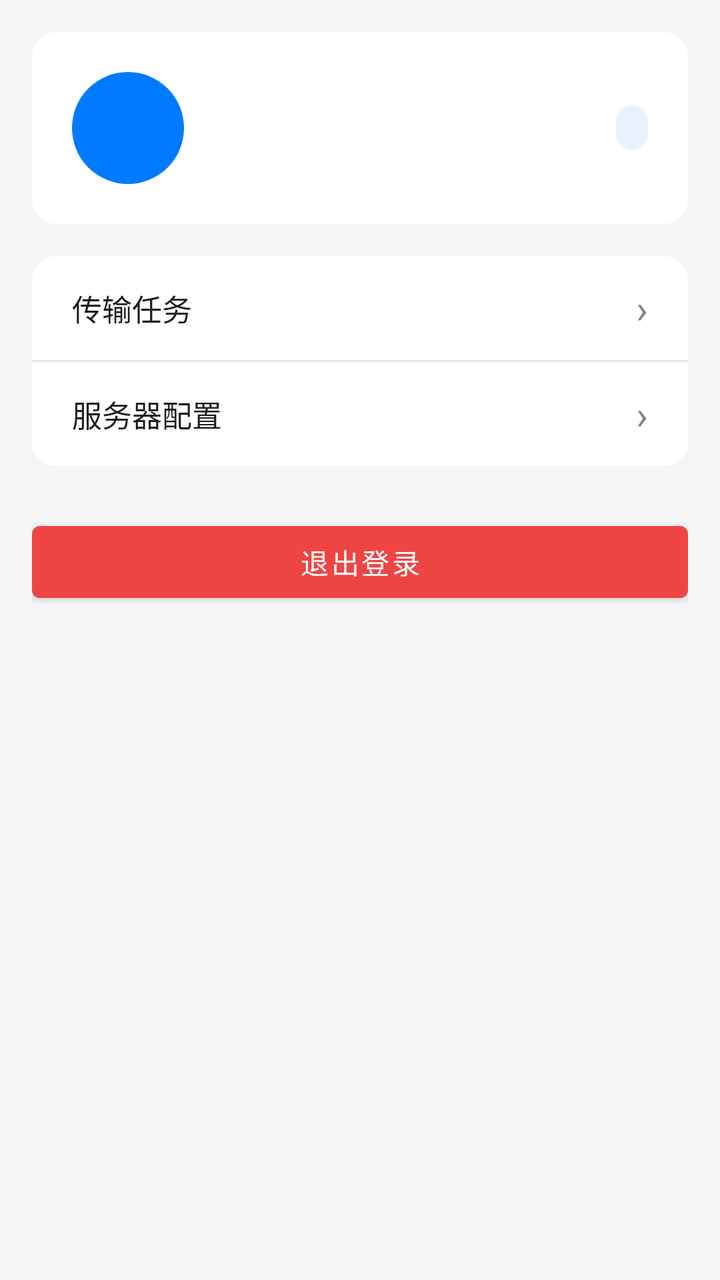
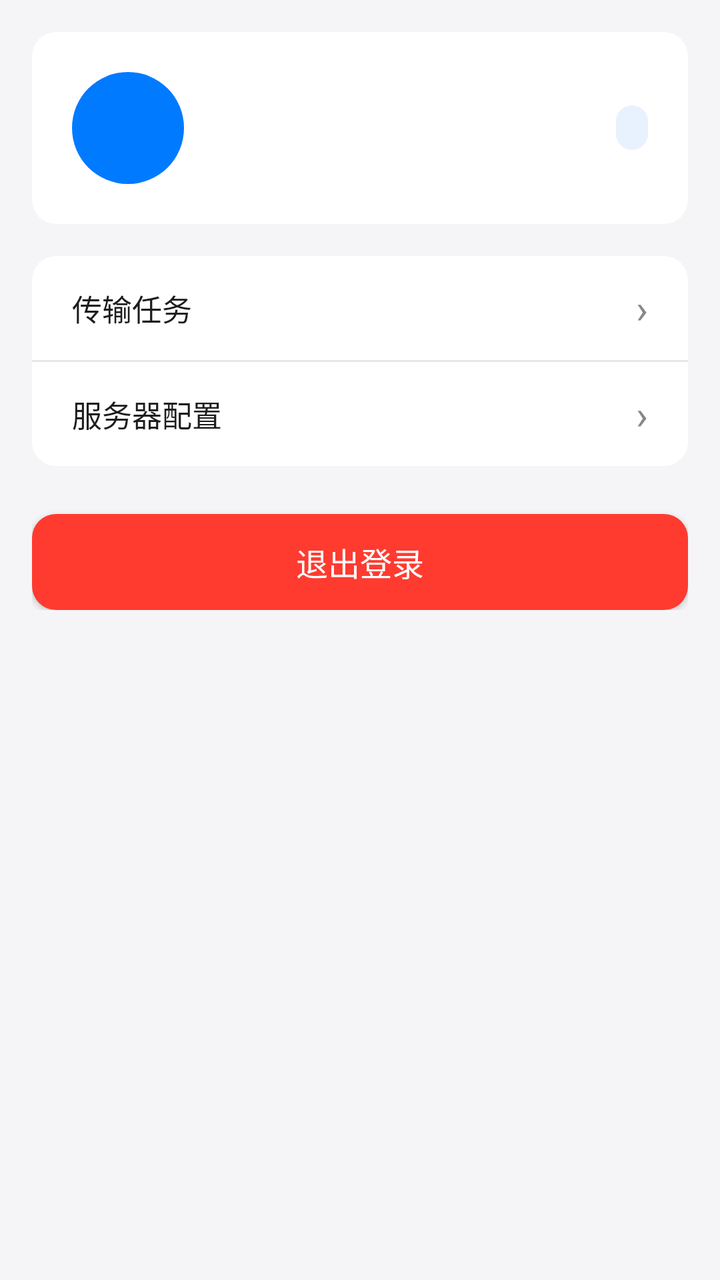

Compare the two renders of this Android layout. The source of the first and the diff that turns it into the second are given below.
<!-- AndroidManifest.xml: application theme Theme.BaiFlow -->
<!-- res/layout/fragment_mine.xml -->
<?xml version="1.0" encoding="utf-8"?>
<ScrollView xmlns:android="http://schemas.android.com/apk/res/android"
    xmlns:app="http://schemas.android.com/apk/res-auto"
    android:layout_width="match_parent"
    android:layout_height="match_parent"
    android:background="@color/background">

    <LinearLayout
        android:orientation="vertical"
        android:layout_width="match_parent"
        android:layout_height="wrap_content"
        android:padding="16dp">

        
        <LinearLayout
            android:orientation="horizontal"
            android:layout_width="match_parent"
            android:layout_height="wrap_content"
            android:gravity="center_vertical"
            android:background="@drawable/bg_card"
            android:padding="20dp"
            android:layout_marginBottom="16dp">

            <TextView
                android:id="@+id/tvAvatar"
                android:layout_width="56dp"
                android:layout_height="56dp"
                android:gravity="center"
                android:textSize="24sp"
                android:textColor="@color/white"
                android:background="@drawable/bg_avatar" />

            <LinearLayout
                android:orientation="vertical"
                android:layout_width="0dp"
                android:layout_height="wrap_content"
                android:layout_weight="1"
                android:layout_marginStart="16dp">

                <TextView
                    android:id="@+id/tvDisplayName"
                    android:layout_width="wrap_content"
                    android:layout_height="wrap_content"
                    android:textSize="18sp"
                    android:textStyle="bold"
                    android:textColor="@color/text_primary" />

                <TextView
                    android:id="@+id/tvUsername"
                    android:layout_width="wrap_content"
                    android:layout_height="wrap_content"
                    android:textSize="13sp"
                    android:textColor="@color/text_secondary"
                    android:layout_marginTop="4dp" />
            </LinearLayout>

            <TextView
                android:id="@+id/tvRole"
                android:layout_width="wrap_content"
                android:layout_height="wrap_content"
                android:textSize="12sp"
                android:textColor="@color/accent"
                android:background="@drawable/bg_role_tag"
                android:paddingStart="8dp"
                android:paddingEnd="8dp"
                android:paddingTop="3dp"
                android:paddingBottom="3dp" />
        </LinearLayout>

        
        <LinearLayout
            android:orientation="vertical"
            android:layout_width="match_parent"
            android:layout_height="wrap_content"
            android:background="@drawable/bg_card">

            <LinearLayout
                android:id="@+id/rowTransfers"
                android:orientation="horizontal"
                android:layout_width="match_parent"
                android:layout_height="52dp"
                android:gravity="center_vertical"
                android:paddingStart="20dp"
                android:paddingEnd="20dp"
                android:background="?android:attr/selectableItemBackground">

                <TextView
                    android:layout_width="0dp"
                    android:layout_height="wrap_content"
                    android:layout_weight="1"
                    android:text="传输任务"
                    android:textSize="15sp"
                    android:textColor="@color/text_primary" />

                <TextView
                    android:layout_width="wrap_content"
                    android:layout_height="wrap_content"
                    android:text="›"
                    android:textSize="20sp"
                    android:textColor="@color/text_secondary" />
            </LinearLayout>

            <View
                android:layout_width="match_parent"
                android:layout_height="1dp"
                android:background="@color/divider" />

            <LinearLayout
                android:id="@+id/rowServer"
                android:orientation="horizontal"
                android:layout_width="match_parent"
                android:layout_height="52dp"
                android:gravity="center_vertical"
                android:paddingStart="20dp"
                android:paddingEnd="20dp"
                android:background="?android:attr/selectableItemBackground">

                <TextView
                    android:layout_width="0dp"
                    android:layout_height="wrap_content"
                    android:layout_weight="1"
                    android:text="服务器配置"
                    android:textSize="15sp"
                    android:textColor="@color/text_primary" />

                <TextView
                    android:layout_width="wrap_content"
                    android:layout_height="wrap_content"
                    android:text="›"
                    android:textSize="20sp"
                    android:textColor="@color/text_secondary" />
            </LinearLayout>
        </LinearLayout>

        
        <com.google.android.material.button.MaterialButton
            android:id="@+id/btnLogout"
            android:layout_width="match_parent"
            android:layout_height="48dp"
            android:layout_marginTop="24dp"
            android:text="退出登录"
            android:textColor="@color/white"
            app:backgroundTint="#EF4444" />

    </LinearLayout>
</ScrollView>
<!-- resources referenced by this layout -->
<resources>
  <color name="accent">#007AFF</color>
  <color name="background">#F5F5F7</color>
  <color name="divider">#E5E5EA</color>
  <color name="text_primary">#1D1D1F</color>
  <color name="text_secondary">#86868B</color>
  <color name="white">#FFFFFF</color>
  <!-- drawable bg_avatar (drawable) -->
  <?xml version="1.0" encoding="utf-8"?>
  <shape xmlns:android="http://schemas.android.com/apk/res/android"
      android:shape="oval">
      <solid android:color="@color/accent" />
  </shape>
  <!-- drawable bg_card (drawable) -->
  <?xml version="1.0" encoding="utf-8"?>
  <shape xmlns:android="http://schemas.android.com/apk/res/android"
      android:shape="rectangle">
      <solid android:color="@color/white" />
      <corners android:radius="12dp" />
  </shape>
  <!-- drawable bg_role_tag (drawable) -->
  <?xml version="1.0" encoding="utf-8"?>
  <shape xmlns:android="http://schemas.android.com/apk/res/android"
      android:shape="rectangle">
      <solid android:color="#E8F2FF" />
      <corners android:radius="10dp" />
  </shape>
  <style name="Theme.BaiFlow" parent="Theme.MaterialComponents.Light.NoActionBar">
          <item name="colorPrimary">@color/primary</item>
          <item name="colorPrimaryVariant">@color/primary_dark</item>
          <item name="colorOnPrimary">@color/white</item>
          <item name="colorSecondary">@color/accent</item>
          <item name="android:statusBarColor">@color/primary</item>
      </style>
  <color name="primary">#007AFF</color>
  <color name="primary_dark">#0066D6</color>
</resources>

<!-- the commit's change to res/layout/fragment_mine.xml (unified diff, before → after) -->
@@ -82,7 +82,7 @@
                 android:gravity="center_vertical"
                 android:paddingStart="20dp"
                 android:paddingEnd="20dp"
-                android:background="?android:attr/selectableItemBackground">
+                android:foreground="@drawable/bg_ripple_top">
 
                 <TextView
                     android:layout_width="0dp"
@@ -113,7 +113,7 @@
                 android:gravity="center_vertical"
                 android:paddingStart="20dp"
                 android:paddingEnd="20dp"
-                android:background="?android:attr/selectableItemBackground">
+                android:foreground="@drawable/bg_ripple_bottom">
 
                 <TextView
                     android:layout_width="0dp"
@@ -135,12 +135,11 @@
         
         <com.google.android.material.button.MaterialButton
             android:id="@+id/btnLogout"
+            style="@style/Ios.Button.Danger"
             android:layout_width="match_parent"
             android:layout_height="48dp"
             android:layout_marginTop="24dp"
-            android:text="退出登录"
-            android:textColor="@color/white"
-            app:backgroundTint="#EF4444" />
+            android:text="退出登录" />
 
     </LinearLayout>
 </ScrollView>
<!-- resource entries referenced after the edit -->
@@ -19,6 +19,34 @@
       <solid android:color="@color/white" />
       <corners android:radius="12dp" />
   </shape>
+  <!-- drawable bg_ripple_bottom (drawable) -->
+  <?xml version="1.0" encoding="utf-8"?>
+  <ripple xmlns:android="http://schemas.android.com/apk/res/android"
+      android:color="#33000000">
+      <item android:drawable="@android:color/transparent" />
+      <item android:id="@android:id/mask">
+          <shape android:shape="rectangle">
+              <corners
+                  android:bottomLeftRadius="12dp"
+                  android:bottomRightRadius="12dp" />
+              <solid android:color="#FFFFFF" />
+          </shape>
+      </item>
+  </ripple>
+  <!-- drawable bg_ripple_top (drawable) -->
+  <?xml version="1.0" encoding="utf-8"?>
+  <ripple xmlns:android="http://schemas.android.com/apk/res/android"
+      android:color="#33000000">
+      <item android:drawable="@android:color/transparent" />
+      <item android:id="@android:id/mask">
+          <shape android:shape="rectangle">
+              <corners
+                  android:topLeftRadius="12dp"
+                  android:topRightRadius="12dp" />
+              <solid android:color="#FFFFFF" />
+          </shape>
+      </item>
+  </ripple>
   <!-- drawable bg_role_tag (drawable) -->
   <?xml version="1.0" encoding="utf-8"?>
   <shape xmlns:android="http://schemas.android.com/apk/res/android"
@@ -26,6 +54,10 @@
       <solid android:color="#E8F2FF" />
       <corners android:radius="10dp" />
   </shape>
+  <style name="Ios.Button.Danger">
+          <item name="backgroundTint">#FF3B30</item>
+          <item name="android:textColor">@color/white</item>
+      </style>
   <style name="Theme.BaiFlow" parent="Theme.MaterialComponents.Light.NoActionBar">
           <item name="colorPrimary">@color/primary</item>
           <item name="colorPrimaryVariant">@color/primary_dark</item>
